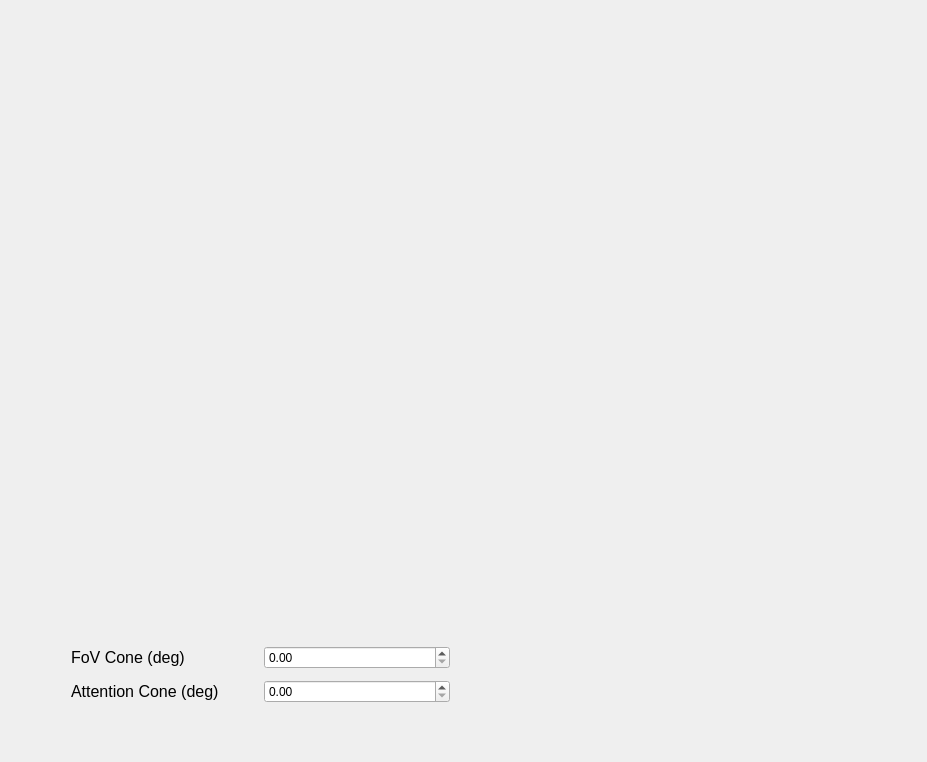
This is resource/radar_canvas.ui in ros4hri/rqt_hri_radar as Qt 5 draws it before an edit. The edited form follows.
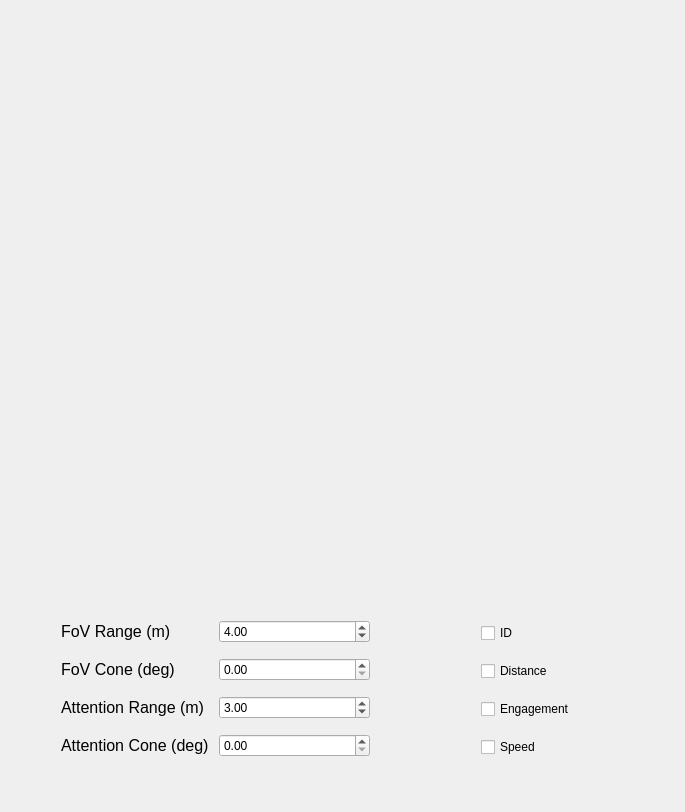
This is the edited form.

The edit to the form file:
```diff
--- a/resource/radar_canvas.ui
+++ b/resource/radar_canvas.ui
@@ -6,8 +6,8 @@
    <rect>
     <x>0</x>
     <y>0</y>
-    <width>927</width>
-    <height>762</height>
+    <width>685</width>
+    <height>812</height>
    </rect>
   </property>
   <property name="sizePolicy">
@@ -34,54 +34,141 @@
   <widget class="QWidget" name="gridLayoutWidget">
    <property name="geometry">
     <rect>
-     <x>60</x>
-     <y>630</y>
-     <width>401</width>
-     <height>91</height>
+     <x>50</x>
+     <y>600</y>
+     <width>331</width>
+     <height>181</height>
     </rect>
    </property>
    <layout class="QGridLayout" name="gridLayout">
     <item row="0" column="0">
-     <widget class="QLabel" name="fovConeLabel">
+     <widget class="QLabel" name="fovRangeLabel">
       <property name="font">
        <font>
         <pointsize>12</pointsize>
        </font>
       </property>
       <property name="text">
-       <string>FoV Cone (deg)</string>
-      </property>
-     </widget>
-    </item>
-    <item row="1" column="0">
-     <widget class="QLabel" name="attentionConeLabel">
-      <property name="font">
-       <font>
-        <pointsize>12</pointsize>
-       </font>
-      </property>
-      <property name="text">
-       <string>Attention Cone (deg)</string>
+       <string>FoV Range (m)</string>
       </property>
      </widget>
     </item>
     <item row="1" column="1">
-     <widget class="QDoubleSpinBox" name="attentionConeDeg">
-      <property name="accessibleName">
-       <string>aaaaaa</string>
-      </property>
-      <property name="maximum">
-       <double>180.000000000000000</double>
-      </property>
-     </widget>
-    </item>
-    <item row="0" column="1">
      <widget class="QDoubleSpinBox" name="fovConeDeg">
       <property name="accessibleName">
        <string>aaaaaa</string>
       </property>
       <property name="maximum">
        <double>180.000000000000000</double>
+      </property>
+     </widget>
+    </item>
+    <item row="0" column="1">
+     <widget class="QDoubleSpinBox" name="fovRangeM">
+      <property name="maximum">
+       <double>10.000000000000000</double>
+      </property>
+      <property name="value">
+       <double>4.000000000000000</double>
+      </property>
+     </widget>
+    </item>
+    <item row="3" column="1">
+     <widget class="QDoubleSpinBox" name="attentionConeDeg">
+      <property name="accessibleName">
+       <string>aaaaaa</string>
+      </property>
+      <property name="maximum">
+       <double>180.000000000000000</double>
+      </property>
+     </widget>
+    </item>
+    <item row="3" column="0">
+     <widget class="QLabel" name="attentionConeLabel">
+      <property name="font">
+       <font>
+        <pointsize>12</pointsize>
+       </font>
+      </property>
+      <property name="text">
+       <string>Attention Cone (deg)</string>
+      </property>
+     </widget>
+    </item>
+    <item row="1" column="0">
+     <widget class="QLabel" name="fovConeLabel">
+      <property name="font">
+       <font>
+        <pointsize>12</pointsize>
+       </font>
+      </property>
+      <property name="text">
+       <string>FoV Cone (deg)</string>
+      </property>
+     </widget>
+    </item>
+    <item row="2" column="0">
+     <widget class="QLabel" name="attentionRangeLabel">
+      <property name="font">
+       <font>
+        <pointsize>12</pointsize>
+       </font>
+      </property>
+      <property name="text">
+       <string>Attention Range (m)</string>
+      </property>
+     </widget>
+    </item>
+    <item row="2" column="1">
+     <widget class="QDoubleSpinBox" name="attentionRangeM">
+      <property name="accessibleName">
+       <string>aaaaaa</string>
+      </property>
+      <property name="maximum">
+       <double>10.000000000000000</double>
+      </property>
+      <property name="value">
+       <double>3.000000000000000</double>
+      </property>
+     </widget>
+    </item>
+   </layout>
+  </widget>
+  <widget class="QWidget" name="verticalLayoutWidget">
+   <property name="geometry">
+    <rect>
+     <x>470</x>
+     <y>600</y>
+     <width>160</width>
+     <height>181</height>
+    </rect>
+   </property>
+   <layout class="QVBoxLayout" name="verticalLayout">
+    <item>
+     <widget class="QCheckBox" name="idCheckbox">
+      <property name="text">
+       <string>ID</string>
+      </property>
+     </widget>
+    </item>
+    <item>
+     <widget class="QCheckBox" name="distanceCheckbox">
+      <property name="text">
+       <string>Distance</string>
+      </property>
+     </widget>
+    </item>
+    <item>
+     <widget class="QCheckBox" name="engagementCheckbox">
+      <property name="text">
+       <string>Engagement</string>
+      </property>
+     </widget>
+    </item>
+    <item>
+     <widget class="QCheckBox" name="speedCheckbox">
+      <property name="text">
+       <string>Speed</string>
       </property>
      </widget>
     </item>
```
